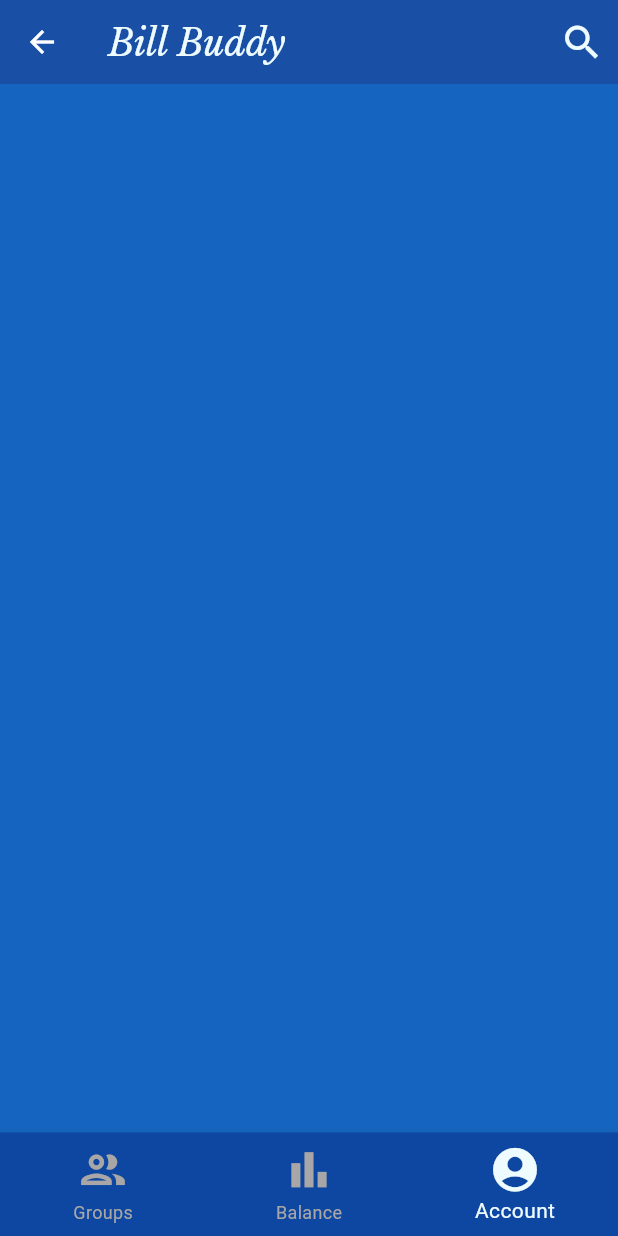
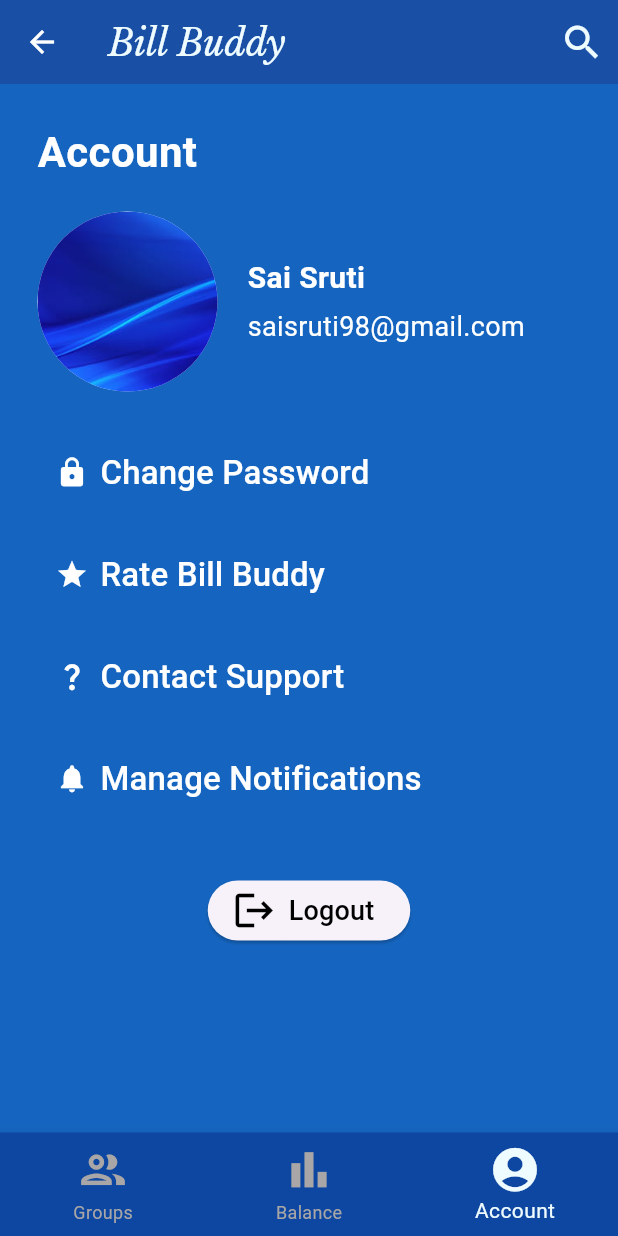
Before and after one commit to saisruti98/BillBuddy, a Flutter app: the Home screen opened by its route, item 3 of the bottom bar chosen, on a phone screen of 412 x 824 dp. Run offline on Flutter 3.47's test engine with Material 3 defaults, Android fonts, the light colour scheme and no system bars.

Commit message:
Developed accounts tab UI

```diff
--- a/lib/pages/home.dart
+++ b/lib/pages/home.dart
@@ -41,7 +41,101 @@
         ),
       ),
       Center(),
-      Center()
+      Padding(
+        padding: const EdgeInsets.all(25.0),
+        child: Column(
+          crossAxisAlignment: CrossAxisAlignment.start,
+          children: [
+            Text(
+              'Account',
+              style: TextStyle(
+                  color: Colors.white,
+                  fontSize: 28.0,
+                  fontWeight: FontWeight.bold),
+            ),
+            SizedBox(height: 20.0),
+            Row(
+              children: [
+                CircleAvatar(
+                  backgroundImage: AssetImage('assets/profilephoto.jpg'),
+                  radius: 60.0,
+                ),
+                SizedBox(width: 20.0),
+                Column(
+                  crossAxisAlignment: CrossAxisAlignment.start,
+                  children: [
+                    Text('Sai Sruti',
+                        style: TextStyle(
+                            color: Colors.white,
+                            fontSize: 20.0,
+                            fontWeight: FontWeight.bold)),
+                    SizedBox(height: 5.0),
+                    Text('saisruti98@gmail.com',
+                        style: TextStyle(
+                            color: Colors.white,
+                            fontSize: 18.0,
+                            fontWeight: FontWeight.w400))
+                  ],
+                )
+              ],
+            ),
+            SizedBox(height: 30.0),
+            TextButton.icon(
+                onPressed: () {},
+                icon: Icon(
+                  Icons.lock,
+                  size: 22.0,
+                  color: Colors.white,
+                ),
+                label: Text('Change Password',
+                    style: TextStyle(fontSize: 22.0, color: Colors.white))),
+            SizedBox(height: 20.0),
+            TextButton.icon(
+                onPressed: () {},
+                icon: Icon(
+                  Icons.star,
+                  size: 22.0,
+                  color: Colors.white,
+                ),
+                label: Text('Rate Bill Buddy',
+                    style: TextStyle(fontSize: 22.0, color: Colors.white))),
+            SizedBox(height: 20.0),
+            TextButton.icon(
+                onPressed: () {},
+                icon: Icon(
+                  Icons.question_mark,
+                  size: 22.0,
+                  color: Colors.white,
+                ),
+                label: Text('Contact Support',
+                    style: TextStyle(fontSize: 22.0, color: Colors.white))),
+            SizedBox(height: 20.0),
+            TextButton.icon(
+                onPressed: () {},
+                icon: Icon(
+                  Icons.notifications,
+                  size: 22.0,
+                  color: Colors.white,
+                ),
+                label: Text('Manage Notifications',
+                    style: TextStyle(fontSize: 22.0, color: Colors.white))),
+            SizedBox(height: 40.0),
+            Center(
+                child: ElevatedButton.icon(
+              onPressed: () {},
+              icon: Icon(
+                Icons.logout,
+                color: Colors.black,
+                size: 30.0,
+              ),
+              label: Text(
+                'Logout',
+                style: TextStyle(color: Colors.black, fontSize: 18.0),
+              ),
+            ))
+          ],
+        ),
+      )
     ];
   }
 
--- a/lib/pages/signup.dart
+++ b/lib/pages/signup.dart
@@ -22,11 +22,12 @@
   }
 
   void _submit() {
-    final isValid = _formKey.currentState!.validate();
-    if (isValid) {
-      print(email.text);
-      Navigator.pushNamed(context, '/home');
-    }
+    // final isValid = _formKey.currentState!.validate();
+    // if (isValid) {
+    //   print(email.text);
+    //   Navigator.pushNamed(context, '/home');
+    // }
+    Navigator.pushNamed(context, '/home');
   }
 
   @override
```
Also changed, not shown: assets/profilephoto.jpg (added).
